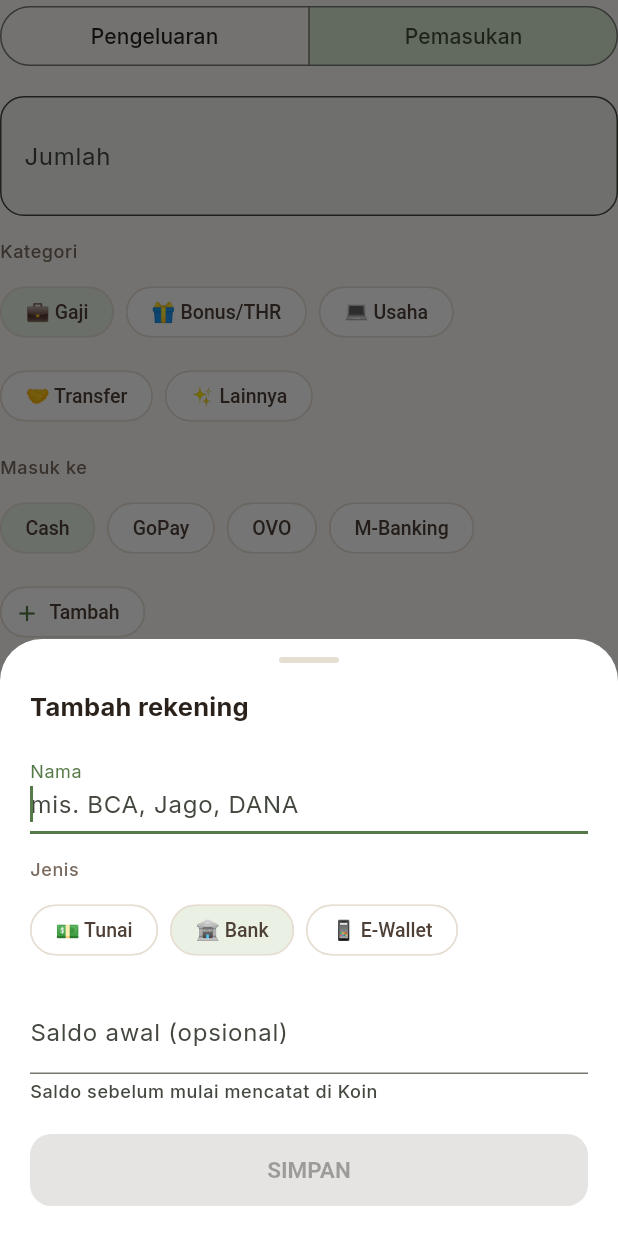
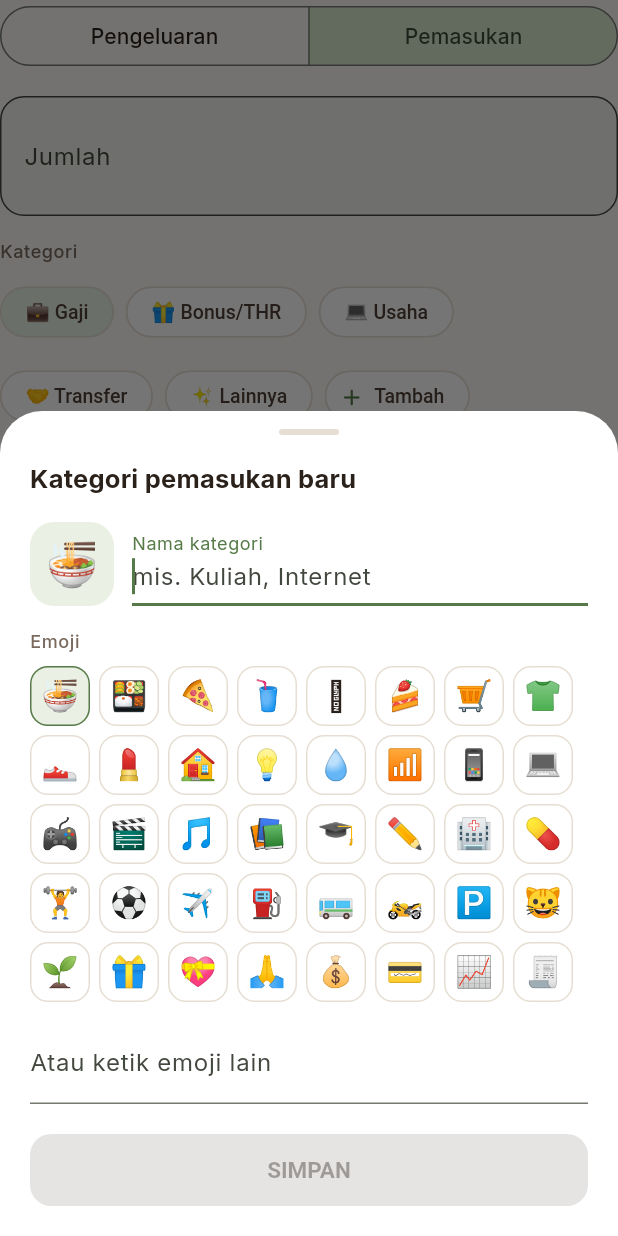
Before and after one commit to Lim018/koin, a Flutter app: the TransactionForm widget shown alone on an empty page, opened directly with empty values, after a tap on "Pemasukan", after a tap on "Tambah", on a phone screen of 412 x 824 dp. Run offline on Flutter 3.47's test engine with Material 3 defaults, Android fonts, the phone set to English and light mode, and no system bars; our stand-ins replace flutter_riverpod, isar_community; missing offline and left inert: home_widget; accounts and stored records are empty; generated files the repository leaves out were written again.

Commit message:
Tambah kategori sendiri lengkap dengan emoji
Kategori baru disimpan di koleksi Isar CustomCategory dan muncul di form
catat sesuai jenisnya (pengeluaran/pemasukan). Tekan lama untuk menghapus;
catatan lama tetap ada dan tampil sebagai Lainnya.

```diff
--- a/lib/core/categories.dart
+++ b/lib/core/categories.dart
@@ -1,5 +1,6 @@
 import 'package:flutter/painting.dart';
 
+import 'db/custom_category.dart';
 import 'db/transaction.dart';
 
 /// What the form and diary need from either kind of category; stored by
@@ -61,3 +62,59 @@ enum IncomeCategory implements TxCategory {
   static IncomeCategory fromLabel(String label) =>
       values.firstWhere((c) => c.label == label, orElse: () => lainnya);
 }
+
+/// A [CustomCategory] as a [TxCategory].
+class UserCategory implements TxCategory {
+  UserCategory(this.source);
+
+  final CustomCategory source;
+
+  @override
+  String get label => source.label;
+  @override
+  String get emoji => source.emoji;
+  @override
+  Color get tint => _tints[source.id % _tints.length];
+
+  TransactionKind get kind => source.kind;
+
+  static const _tints = [
+    Color(0xFFFCE8DC),
+    Color(0xFFF6EDD4),
+    Color(0xFFE5EFE0),
+    Color(0xFFF2E3EC),
+    Color(0xFFE4ECEF),
+  ];
+}
+
+/// The built-in categories plus the user's own.
+class Categories {
+  Categories([Iterable<CustomCategory> custom = const []])
+    : custom = [for (final c in custom) UserCategory(c)];
+
+  final List<UserCategory> custom;
+
+  /// Built-ins first, then the user's own, with "Lainnya" last.
+  List<TxCategory> forKind(TransactionKind kind) {
+    final builtIn = TxCategory.forKind(kind);
+    return [
+      ...builtIn.take(builtIn.length - 1),
+      ...custom.where((c) => c.kind == kind),
+      builtIn.last,
+    ];
+  }
+
+  /// The category of [t]; unknown labels fall back to "Lainnya".
+  TxCategory of(Transaction t) {
+    for (final c in custom) {
+      if (c.kind == t.kind && c.label == t.category) return c;
+    }
+    return TxCategory.of(t);
+  }
+
+  /// Whether [label] is already taken by a [kind] category (any case).
+  bool isTaken(String label, TransactionKind kind) {
+    final l = label.toLowerCase();
+    return forKind(kind).any((c) => c.label.toLowerCase() == l);
+  }
+}
--- /dev/null
+++ b/lib/core/db/custom_category.dart
@@ -0,0 +1,20 @@
+import 'package:isar_community/isar.dart';
+
+import 'transaction.dart';
+
+part 'custom_category.g.dart';
+
+/// A category the user added; transactions refer to it by [label], like the
+/// built-in ones (see `Categories` in categories.dart).
+@collection
+class CustomCategory {
+  Id id = Isar.autoIncrement;
+
+  @Index(caseSensitive: false)
+  late String label;
+
+  late String emoji;
+
+  @enumerated
+  TransactionKind kind = TransactionKind.expense;
+}
--- a/lib/core/providers.dart
+++ b/lib/core/providers.dart
@@ -4,6 +4,7 @@ import 'package:flutter_riverpod/flutter_riverpod.dart';
 import 'package:isar_community/isar.dart';
 
 import 'budget/budget.dart';
+import 'categories.dart';
 import 'db/account.dart';
 import 'db/repository.dart';
 import 'db/transaction.dart';
@@ -39,6 +40,13 @@ final userStateProvider = StreamProvider<UserState>(
 
 final accountsProvider = StreamProvider<List<Account>>(
   (ref) => ref.watch(repositoryProvider).watchAccounts(),
+);
+
+/// Built-in plus user-added categories.
+final categoriesProvider = StreamProvider<Categories>(
+  (ref) => ref.watch(repositoryProvider).watchCustomCategories().map(
+    Categories.new,
+  ),
 );
 
 /// Equipped pet, accessory and habitat; the default look while loading.
--- /dev/null
+++ b/lib/features/add/category_form.dart
@@ -0,0 +1,214 @@
+import 'package:flutter/material.dart';
+import 'package:flutter_riverpod/flutter_riverpod.dart';
+
+import '../../core/db/transaction.dart';
+import '../../core/providers.dart';
+import '../../core/theme/app_colors.dart';
+import '../../ui/cozy.dart';
+
+/// Adds a [kind] category; completes with its label (null when dismissed).
+Future<String?> showCategorySheet(
+  BuildContext context, {
+  required TransactionKind kind,
+}) => showCozySheet<String>(
+  context,
+  title: kind == TransactionKind.income
+      ? 'Kategori pemasukan baru'
+      : 'Kategori pengeluaran baru',
+  child: _CategoryForm(kind: kind),
+);
+
+const _emojis = [
+  '🍜',
+  '🍱',
+  '🍕',
+  '🥤',
+  '🧋',
+  '🍰',
+  '🛒',
+  '👕',
+  '👟',
+  '💄',
+  '🏠',
+  '💡',
+  '💧',
+  '📶',
+  '📱',
+  '💻',
+  '🎮',
+  '🎬',
+  '🎵',
+  '📚',
+  '🎓',
+  '✏️',
+  '🏥',
+  '💊',
+  '🏋️',
+  '⚽',
+  '✈️',
+  '⛽',
+  '🚌',
+  '🏍️',
+  '🅿️',
+  '🐱',
+  '🌱',
+  '🎁',
+  '💝',
+  '🙏',
+  '💰',
+  '💳',
+  '📈',
+  '🧾',
+];
+
+class _CategoryForm extends ConsumerStatefulWidget {
+  const _CategoryForm({required this.kind});
+
+  final TransactionKind kind;
+
+  @override
+  ConsumerState<_CategoryForm> createState() => _CategoryFormState();
+}
+
+class _CategoryFormState extends ConsumerState<_CategoryForm> {
+  final _name = TextEditingController();
+  final _customEmoji = TextEditingController();
+  var _emoji = _emojis.first;
+  var _busy = false;
+
+  @override
+  void initState() {
+    super.initState();
+    _name.addListener(() => setState(() {}));
+  }
+
+  @override
+  void dispose() {
+    _name.dispose();
+    _customEmoji.dispose();
+    super.dispose();
+  }
+
+  Future<void> _save() async {
+    if (_busy) return;
+    setState(() => _busy = true);
+    final messenger = ScaffoldMessenger.of(context);
+    final navigator = Navigator.of(context);
+    try {
+      final c = await ref
+          .read(repositoryProvider)
+          .addCategory(label: _name.text, emoji: _emoji, kind: widget.kind);
+      navigator.pop(c.label);
+      messenger.showSnackBar(
+        SnackBar(content: Text('Kategori ${c.emoji} ${c.label} ditambahkan')),
+      );
+    } catch (e) {
+      if (!mounted) return;
+      setState(() => _busy = false);
+      final message = switch (e) {
+        ArgumentError(name: 'label', message: 'sudah dipakai') =>
+          'Nama itu sudah dipakai kategori lain',
+        _ => 'Gagal menyimpan: $e',
+      };
+      messenger.showSnackBar(SnackBar(content: Text(message)));
+    }
+  }
+
+  @override
+  Widget build(BuildContext context) {
+    final text = Theme.of(context).textTheme;
+    final canSave = _name.text.trim().isNotEmpty && !_busy;
+    return Column(
+      crossAxisAlignment: CrossAxisAlignment.stretch,
+      children: [
+        Row(
+          children: [
+            Container(
+              width: 56,
+              height: 56,
+              alignment: Alignment.center,
+              decoration: BoxDecoration(
+                color: AppColors.sageLight,
+                borderRadius: BorderRadius.circular(16),
+              ),
+              child: Text(_emoji, style: const TextStyle(fontSize: 28)),
+            ),
+            const SizedBox(width: 12),
+            Expanded(
+              child: TextField(
+                controller: _name,
+                autofocus: true,
+                maxLength: 20,
+                textCapitalization: TextCapitalization.words,
+                decoration: const InputDecoration(
+                  labelText: 'Nama kategori',
+                  hintText: 'mis. Kuliah, Internet',
+                  counterText: '',
+                ),
+              ),
+            ),
+          ],
+        ),
+        const SizedBox(height: 16),
+        Text('Emoji', style: text.bodySmall),
+        const SizedBox(height: 8),
+        Wrap(
+          spacing: 6,
+          runSpacing: 6,
+          children: [
+            for (final e in _emojis)
+              Semantics(
+                button: true,
+                selected: e == _emoji,
+                child: InkWell(
+                  borderRadius: BorderRadius.circular(12),
+                  onTap: () => setState(() => _emoji = e),
+                  child: Container(
+                    width: 40,
+                    height: 40,
+                    alignment: Alignment.center,
+                    decoration: BoxDecoration(
+                      color: e == _emoji ? AppColors.sageLight : null,
+                      borderRadius: BorderRadius.circular(12),
+                      border: Border.all(
+                        color: e == _emoji
+                            ? AppColors.sage
+                            : AppColors.chipBorder,
+                      ),
+                    ),
+                    child: Text(e, style: const TextStyle(fontSize: 20)),
+                  ),
+                ),
+              ),
+          ],
+        ),
+        const SizedBox(height: 12),
+        TextField(
+          controller: _customEmoji,
+          decoration: const InputDecoration(
+            labelText: 'Atau ketik emoji lain',
+            hintText: '😺',
+          ),
+          onChanged: (v) {
+            final chars = v.trim().characters;
+            if (chars.isEmpty) return;
+            // Keep only the last typed character (one emoji).
+            final last = chars.last;
+            setState(() => _emoji = last);
+            if (v != last) {
+              _customEmoji.value = TextEditingValue(
+                text: last,
+                selection: TextSelection.collapsed(offset: last.length),
+              );
+            }
+          },
+        ),
+        const SizedBox(height: 20),
+        FilledButton(
+          onPressed: canSave ? _save : null,
+          child: Text(_busy ? 'Menyimpan…' : 'SIMPAN'),
+        ),
+      ],
+    );
+  }
+}
--- a/lib/features/add/transaction_form.dart
+++ b/lib/features/add/transaction_form.dart
@@ -12,6 +12,7 @@ import '../../core/providers.dart';
 import '../../core/theme/app_colors.dart';
 import '../../ui/cozy.dart';
 import '../accounts/accounts_page.dart';
+import 'category_form.dart';
 
 /// Amount + category (+ kind, wallet and note unless [compact]) entry form,
 /// shared by the in-app sheet and the home-screen quick-add pop-up.
@@ -55,7 +56,8 @@ class _TransactionFormState extends ConsumerState<TransactionForm> {
   late final _note = TextEditingController(text: widget.editing?.note);
   late var _kind = widget.editing?.kind ?? TransactionKind.expense;
   late TxCategory _category = switch (widget.editing) {
-    final e? => TxCategory.of(e),
+    final e? =>
+      ref.read(categoriesProvider).valueOrNull?.of(e) ?? TxCategory.of(e),
     null => widget.initial?.category ?? ExpenseCategory.makan,
   };
 
@@ -123,6 +125,47 @@ class _TransactionFormState extends ConsumerState<TransactionForm> {
     if (name != null && mounted) setState(() => _wallet = name);
   }
 
+  Future<void> _addCategory() async {
+    final label = await showCategorySheet(context, kind: _kind);
+    if (label == null || !mounted) return;
+    // The new category arrives with the next categoriesProvider emission.
+    final added = ref
+        .read(categoriesProvider)
+        .valueOrNull
+        ?.forKind(_kind)
+        .where((c) => c.label == label)
+        .firstOrNull;
+    setState(() => _category = added ?? _PendingCategory(label));
+  }
+
+  Future<void> _deleteCategory(UserCategory c) async {
+    final ok = await showDialog<bool>(
+      context: context,
+      builder: (context) => AlertDialog(
+        title: Text('Hapus kategori ${c.emoji} ${c.label}?'),
+        content: const Text(
+          'Catatan yang sudah ada tetap tersimpan dan tampil sebagai '
+          '"Lainnya".',
+        ),
+        actions: [
+          TextButton(
+            onPressed: () => Navigator.pop(context, false),
+            child: const Text('Batal'),
+          ),
+          TextButton(
+            onPressed: () => Navigator.pop(context, true),
+            child: const Text('Hapus'),
+          ),
+        ],
+      ),
+    );
+    if (ok != true) return;
+    await ref.read(repositoryProvider).deleteCategory(c.source.id);
+    if (mounted && _category.label == c.label) {
+      setState(() => _category = TxCategory.forKind(_kind).first);
+    }
+  }
+
   String _walletOr(List<Account> accounts) =>
       _wallet ?? (accounts.isEmpty ? 'Cash' : accounts.first.name);
 
@@ -142,7 +185,9 @@ class _TransactionFormState extends ConsumerState<TransactionForm> {
         ? ExpenseCategory.values.where(
             (c) => c.index < 4 || c == widget.initial?.category,
           )
-        : TxCategory.forKind(_kind);
+        : (ref.watch(categoriesProvider).valueOrNull ?? Categories()).forKind(
+            _kind,
+          );
     final income = _kind == TransactionKind.income;
     final accounts = ref.watch(accountsProvider).valueOrNull ?? const [];
     final wallet = _walletOr(accounts);
@@ -218,11 +263,24 @@ class _TransactionFormState extends ConsumerState<TransactionForm> {
           runSpacing: 8,
           children: [
             for (final c in categories)
-              ChoiceChip(
-                label: Text('${c.emoji} ${c.label}'),
-                selected: c == _category,
-                showCheckmark: false,
-                onSelected: (_) => setState(() => _category = c),
+              GestureDetector(
+                onLongPress: c is UserCategory
+                    ? () => _deleteCategory(c)
+                    : null,
+                child: ChoiceChip(
+                  label: Text('${c.emoji} ${c.label}'),
+                  // By label: custom categories are rebuilt on every change.
+                  selected: c.label == _category.label,
+                  showCheckmark: false,
+                  onSelected: (_) => setState(() => _category = c),
+                ),
+              ),
+            if (!widget.compact)
+              ActionChip(
+                avatar: const Icon(Icons.add_rounded, size: 18),
+                label: const Text('Tambah'),
+                tooltip: 'Tambah kategori',
+                onPressed: _addCategory,
               ),
           ],
         ),
@@ -306,3 +364,16 @@ Future<void> showTransactionSheet(
     ),
   );
 }
+
+/// A just-added category until the categories stream catches up; only its
+/// label is saved.
+class _PendingCategory implements TxCategory {
+  _PendingCategory(this.label);
+
+  @override
+  final String label;
+  @override
+  String get emoji => '';
+  @override
+  Color get tint => AppColors.track;
+}
--- a/lib/features/diary/diary_list.dart
+++ b/lib/features/diary/diary_list.dart
@@ -66,6 +66,8 @@ class _DiaryListState extends ConsumerState<DiaryList> {
 
   @override
   Widget build(BuildContext context) {
+    final categories =
+        ref.watch(categoriesProvider).valueOrNull ?? Categories();
     final txs = [
       for (final t in widget.transactions)
         if (!_removed.contains(t.id)) t,
@@ -88,6 +90,7 @@ class _DiaryListState extends ConsumerState<DiaryList> {
               ),
             _DiaryRow(
               transaction: t,
+              category: categories.of(t),
               onTap: widget.readOnly
                   ? null
                   : () => showTransactionSheet(context, editing: t),
@@ -103,11 +106,13 @@ class _DiaryListState extends ConsumerState<DiaryList> {
 class _DiaryRow extends StatelessWidget {
   const _DiaryRow({
     required this.transaction,
+    required this.category,
     required this.onTap,
     required this.onDismissed,
   });
 
   final Transaction transaction;
+  final TxCategory category;
 
   /// Both null when the list is read-only.
   final VoidCallback? onTap;
@@ -116,7 +121,6 @@ class _DiaryRow extends StatelessWidget {
   @override
   Widget build(BuildContext context) {
     final t = transaction;
-    final category = TxCategory.of(t);
     final subtitle = [
       t.category,
       t.walletSource,
```
Also changed, not shown: lib/core/db/database.dart (+7 -1 lines), lib/core/db/repository.dart (+37 -0 lines), lib/core/db/custom_category.g.dart (added).
